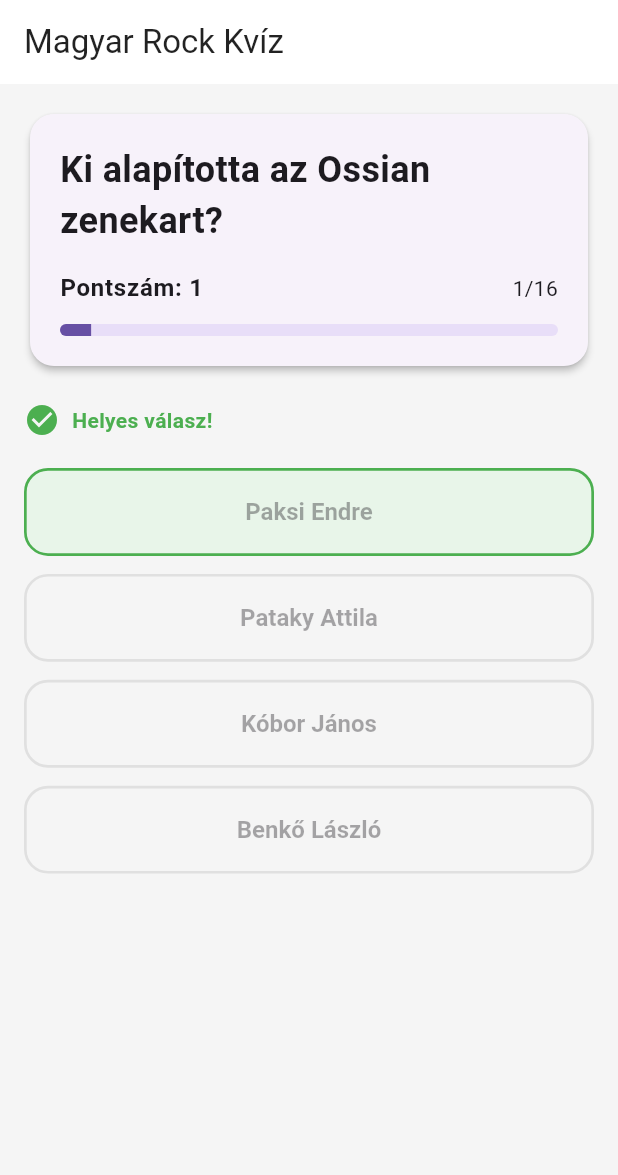
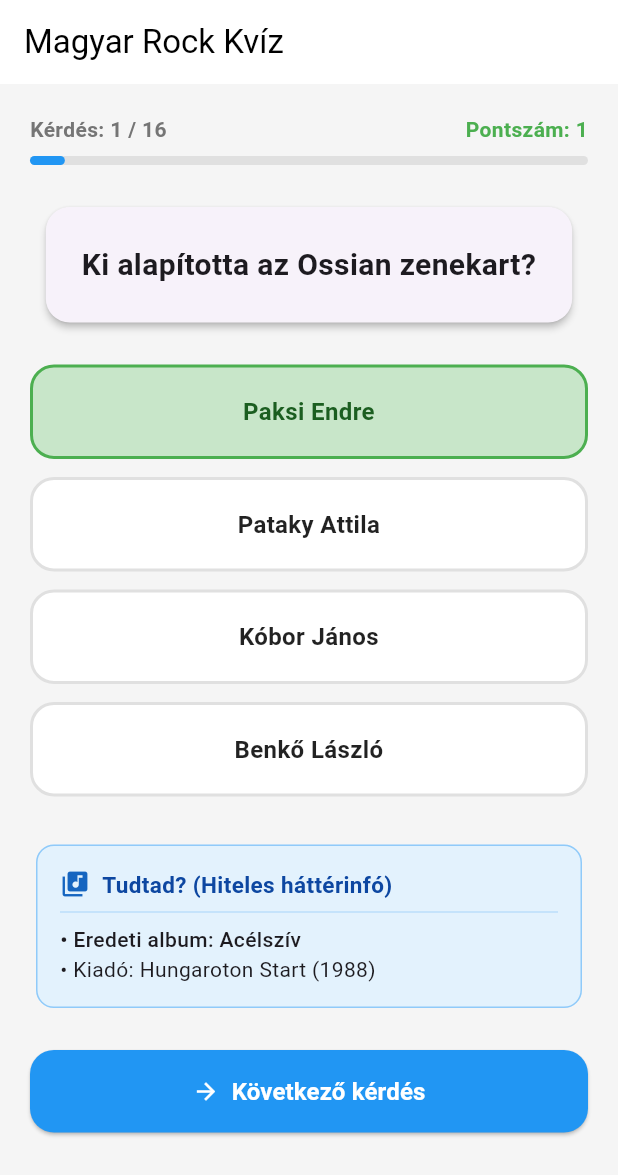
Before and after one commit to dajkagabi/quiz, a Flutter app: the screen it shows after launch, after a tap on "Paksi Endre", on a phone screen of 412 x 824 dp. Shown: the top 1175 px of the screen. Run offline on Flutter 3.47's test engine with Material 3 defaults, Android fonts, the phone set to English and light mode, and no system bars; our stand-ins replace bloc, flutter_bloc; generated files the repository leaves out were written again.

Commit message:
Helyes és helytelen válasz esetén megjelenő kártya

```diff
--- a/lib/quiz/cubit/quiz_cubit.dart
+++ b/lib/quiz/cubit/quiz_cubit.dart
@@ -1,7 +1,3 @@
-import 'package:bloc/bloc.dart';
-import 'package:quiz/quiz/cubit/quiz_state.dart';
-import 'package:quiz/quiz/repository/quiz_repository.dart';
-
 import 'package:bloc/bloc.dart';
 import 'package:quiz/quiz/cubit/quiz_state.dart';
 import 'package:quiz/quiz/repository/quiz_repository.dart';
--- a/lib/quiz/view/quiz_page.dart
+++ b/lib/quiz/view/quiz_page.dart
@@ -5,9 +5,13 @@
 import 'package:quiz/quiz/view/result_view.dart';
 import 'package:quiz/quiz/repository/quiz_repository.dart';
 
-// A QuizPage a quiz alkalmazás fő oldala, ahol a kérdések megjelennek és a felhasználó válaszolhat rájuk.
-// A QuizCubit-et használja az állapot kezelésére, és a QuizRepository-t a kérdések betöltésére.
-// A kérdések megjelenítése és a válaszok értékelése is itt történik. Amikor a kvíz véget ér, egy eredmény nézet jelenik meg a pontszámmal és egy újraindítás gombbal.
+// A QuizPage a quiz alkalmazás fő oldala,
+//  ahol a kérdések megjelennek és a felhasználó válaszolhat rájuk.
+// A QuizCubit-et használja az állapot kezelésére,
+// és a QuizRepository-t a kérdések betöltésére.
+// A kérdések megjelenítése és a válaszok értékelése is itt történik.
+// Amikor a kvíz véget ér, egy eredmény nézet jelenik meg a pontszámmal és egy újraindítás gombbal.
+
 class QuizPage extends StatelessWidget {
   const QuizPage({super.key});
 
@@ -31,7 +35,7 @@
         title: const Text('Magyar Rock Kvíz'),
         elevation: 0,
         backgroundColor: Colors.white,
-        foregroundColor: Colors.black87,
+        foregroundColor: Colors.black,
       ),
       body: BlocBuilder<QuizCubit, QuizState>(
         builder: (context, state) {
@@ -43,204 +47,256 @@
             return ResultView(score: state.score);
           }
 
-          final questions = state.questions;
+          final question = state.questions[state.currentQuestionIndex];
 
-          final question = questions[state.currentQuestionIndex];
-
-          return Padding(
-            padding: const EdgeInsets.all(16),
+          return SingleChildScrollView(
+            padding: const EdgeInsets.all(20.0),
             child: Column(
               crossAxisAlignment: CrossAxisAlignment.stretch,
               children: [
-                Card(
+                // Progress sáv és számláló
+                Row(
+                  mainAxisAlignment: MainAxisAlignment.spaceBetween,
+                  children: [
+                    Text(
+                      'Kérdés: ${state.currentQuestionIndex + 1} / ${state.questions.length}',
+                      style: TextStyle(
+                        fontSize: 14,
+                        fontWeight: FontWeight.w600,
+                        color: Colors.grey.shade600,
+                      ),
+                    ),
+                    Text(
+                      'Pontszám: ${state.score}',
+                      style: const TextStyle(
+                        fontSize: 14,
+                        fontWeight: FontWeight.bold,
+                        color: Colors.green,
+                      ),
+                    ),
+                  ],
+                ),
+                const SizedBox(height: 8),
+                LinearProgressIndicator(
+                  value:
+                      (state.currentQuestionIndex + 1) / state.questions.length,
+                  backgroundColor: Colors.grey.shade300,
+                  valueColor: const AlwaysStoppedAnimation<Color>(Colors.blue),
+                  minHeight: 6,
+                  borderRadius: BorderRadius.circular(3),
+                ),
+                const SizedBox(height: 24),
+
+                // Kérdés kártya
+                AnimatedSwitcher(
+                  duration: const Duration(milliseconds: 300),
+                  child: Card(
+                    key: ValueKey<String>(question.id),
                     elevation: 2,
                     shape: RoundedRectangleBorder(
                       borderRadius: BorderRadius.circular(16),
                     ),
                     child: Padding(
-                    padding: const EdgeInsets.all(20),
-                    child: Column(
-                      crossAxisAlignment: CrossAxisAlignment.stretch,
-                      children: [
-                        AnimatedSwitcher(
-                          duration: const Duration(milliseconds: 300),
-                          transitionBuilder: (child, animation) {
-                            return FadeTransition(
-                              opacity: animation,
-                              child: SlideTransition(
-                                position: Tween<Offset>(
-                                  begin: const Offset(0.2, 0),
-                                  end: Offset.zero,
-                                ).animate(animation),
-                                child: child,
-                              ),
-                            );
-                          },
+                      padding: const EdgeInsets.all(24.0),
                       child: Text(
                         question.question,
-                            key: ValueKey(question.id),
                         style: const TextStyle(
-                              fontSize: 24,
+                          fontSize: 20,
                           fontWeight: FontWeight.bold,
+                        ),
+                        textAlign: TextAlign.center,
                       ),
                     ),
                   ),
+                ),
+                const SizedBox(height: 24),
 
-                        const SizedBox(height: 16),
+                // Válaszlehetőségek listája
+                ...List.generate(
+                  question.options.length,
+                  (optionIndex) {
+                    final option = question.options[optionIndex];
 
-                        Row(
-                          mainAxisAlignment: MainAxisAlignment.spaceBetween,
-                          children: [
-                            Text(
-                              'Pontszám: ${state.score}',
-                              style: Theme.of(context).textTheme.bodyLarge
-                                  ?.copyWith(fontWeight: FontWeight.w600),
-                            ),
-                            Text(
-                              '${state.currentQuestionIndex + 1}/${questions.length}',
-                              style: Theme.of(context).textTheme.bodyMedium,
-                            ),
-                          ],
-                        ),
+                    Color buttonColor = Colors.white;
+                    Color textColor = Colors.black87;
 
-                        const SizedBox(height: 12),
+                    if (state.isAnswered) {
+                      if (optionIndex == question.correctIndex) {
+                        buttonColor = Colors.green.shade100;
+                        textColor = Colors.green.shade900;
+                      } else if (optionIndex == state.selectedOptionIndex) {
+                        buttonColor = Colors.red.shade100;
+                        textColor = Colors.red.shade900;
+                      }
+                    }
 
-                        ClipRRect(
-                          borderRadius: BorderRadius.circular(8),
-                          child: LinearProgressIndicator(
-                            value:
-                                (state.currentQuestionIndex + 1) /
-                                questions.length,
-                            minHeight: 8,
+                    return Padding(
+                      padding: const EdgeInsets.only(bottom: 12.0),
+                      child: AnimatedContainer(
+                        duration: const Duration(milliseconds: 200),
+                        decoration: BoxDecoration(
+                          color: buttonColor,
+                          borderRadius: BorderRadius.circular(16),
+                          border: Border.all(
+                            color:
+                                state.isAnswered &&
+                                    optionIndex == question.correctIndex
+                                ? Colors.green
+                                : state.isAnswered &&
+                                      optionIndex == state.selectedOptionIndex
+                                ? Colors.red
+                                : Colors.grey.shade300,
+                            width: state.isAnswered ? 2 : 1,
                           ),
                         ),
-                      ],
-                    ),
-                  ),
-                ),
-
-                const SizedBox(height: 20),
-
-                if (state.isAnswered)
-                  Row(
-                    children: [
-                      Icon(
-                        state.wasCorrect == true
-                            ? Icons.check_circle
-                            : Icons.cancel,
-                        color: state.wasCorrect == true
-                            ? Colors.green
-                            : Colors.red,
-                      ),
-                      const SizedBox(width: 8),
-                      Text(
-                        state.wasCorrect == true
-                            ? 'Helyes válasz!'
-                            : 'Hibás válasz!',
-                        style: TextStyle(
-                          color: state.wasCorrect == true
-                              ? Colors.green
-                              : Colors.red,
-                          fontWeight: FontWeight.bold,
-                        ),
-                      ),
-                    ],
-                  ),
-
-                if (state.isAnswered && state.wasCorrect == false)
-                  Padding(
-                    padding: const EdgeInsets.only(top: 12, bottom: 12),
-                    child: Text(
-                      'Helyes válasz: ${question.options[question.correctIndex]}',
-                      style: const TextStyle(
-                        fontSize: 16,
-                        fontWeight: FontWeight.bold,
-                        color: Colors.green,
-                      ),
-                    ),
-                  ),
-
-                const SizedBox(height: 20),
-
-                ...question.options.asMap().entries.map(
-                  (entry) {
-                    final optionIndex = entry.key;
-                    final option = entry.value;
-                    final isCorrect = optionIndex == question.correctIndex;
-                    final isSelectedOption =
-                        state.selectedOptionIndex == optionIndex;
-                    final theme = Theme.of(context);
-                    final buttonBorderColor = state.isAnswered
-                        ? isCorrect
-                              ? Colors.green
-                              : isSelectedOption
-                              ? Colors.red
-                              : Colors.grey.shade300
-                        : theme.colorScheme.primary;
-                    final buttonBackground = state.isAnswered
-                        ? isCorrect
-                              ? Colors.green.shade50
-                              : isSelectedOption
-                              ? Colors.red.shade50
-                              : Colors.transparent
-                        : Colors.transparent;
-                    final buttonTextColor = state.isAnswered
-                        ? isCorrect
-                              ? Colors.green.shade900
-                              : isSelectedOption
-                              ? Colors.red.shade900
-                              : theme.colorScheme.onSurface
-                        : theme.colorScheme.onSurface;
-
-                    return Padding(
-                      padding: const EdgeInsets.only(bottom: 12),
-                      child: AnimatedContainer(
-                        duration: const Duration(milliseconds: 250),
-                        curve: Curves.easeInOut,
-                        decoration: BoxDecoration(
-                          color: buttonBackground,
+                        child: InkWell(
                           borderRadius: BorderRadius.circular(16),
-                          border: Border.all(
-                            color: buttonBorderColor,
-                            width: 1.8,
-                          ),
-                        ),
-                        child: SizedBox(
-                          width: double.infinity,
-                          child: TextButton(
-                            style: TextButton.styleFrom(
-                              foregroundColor: buttonTextColor,
-                              backgroundColor: Colors.transparent,
-                              shape: RoundedRectangleBorder(
-                                borderRadius: BorderRadius.circular(16),
-                              ),
+                          onTap: state.isAnswered
+                              ? null
+                              : () {
+                                  context
+                                      .read<QuizCubit>()
+                                      .revealAnswerWithDelay(
+                                        optionIndex == question.correctIndex,
+                                        optionIndex,
+                                      );
+                                },
+                          child: Padding(
                             padding: const EdgeInsets.symmetric(
                               vertical: 18,
                               horizontal: 16,
                             ),
-                              textStyle: const TextStyle(
+                            child: Text(
+                              option,
+                              style: TextStyle(
                                 fontSize: 16,
                                 fontWeight: FontWeight.w600,
+                                color: textColor,
                               ),
+                              textAlign: TextAlign.center,
                             ),
-                            onPressed: state.isAnswered
-                                ? null
-                                : () async {
-                                    final cubit = context.read<QuizCubit>();
-
-                                    await cubit.revealAnswerWithDelay(
-                                      optionIndex == question.correctIndex,
-                                      optionIndex,
-                                    );
-                                    await cubit.goNextAfterDelay();
-                                  },
-                            child: Text(option),
                           ),
                         ),
                       ),
                     );
                   },
                 ),
+
+                //  Edukatív Forrás Kártya (Csak válaszadás után jelenik meg)
+                // JSON fájból adja vissza
+                if (state.isAnswered && question.sources != null) ...[
+                  const SizedBox(height: 16),
+                  Card(
+                    color: Colors.blue.shade50,
+                    elevation: 0,
+                    shape: RoundedRectangleBorder(
+                      borderRadius: BorderRadius.circular(12),
+                      side: BorderSide(color: Colors.blue.shade200),
+                    ),
+                    child: Padding(
+                      padding: const EdgeInsets.all(16.0),
+                      child: Column(
+                        crossAxisAlignment: CrossAxisAlignment.start,
+                        children: [
+                          Row(
+                            children: [
+                              Icon(
+                                Icons.library_music,
+                                color: Colors.blue.shade800,
+                                size: 20,
+                              ),
+                              const SizedBox(width: 8),
+                              Text(
+                                'Tudtad? (Hiteles háttérinfó)',
+                                style: TextStyle(
+                                  fontSize: 15,
+                                  fontWeight: FontWeight.bold,
+                                  color: Colors.blue.shade900,
+                                ),
+                              ),
+                            ],
+                          ),
+                          const Divider(
+                            color: Color(0xFFBBDEFB),
+                          ), // Finom elválasztó vonal
+                          // Hungaroton információk
+                          if (question.sources?.hungaroton != null) ...[
+                            Text(
+                              question.sources!.hungaroton!.catalogType ==
+                                      'recording_context'
+                                  ? '• Felvétel kontextus: ${question.sources!.hungaroton!.primaryPerformer ?? ""}'
+                                  : '• Eredeti album: ${question.sources!.hungaroton!.title}',
+                              style: const TextStyle(
+                                fontSize: 14,
+                                fontWeight: FontWeight.w500,
+                              ),
+                            ),
+                            if (question.sources!.hungaroton!.catalogType !=
+                                'recording_context')
+                              Text(
+                                '• Kiadó: Hungaroton ${question.sources!.hungaroton!.label} (${question.sources!.hungaroton!.year})',
+                                style: const TextStyle(fontSize: 14),
+                              ),
+                            if (question.sources!.hungaroton!.catalogType ==
+                                'recording_context')
+                              Text(
+                                '• Megjelent: A "${question.sources!.hungaroton!.title}" című lemezen (${question.sources!.hungaroton!.year})',
+                                style: const TextStyle(fontSize: 14),
+                              ),
+                          ],
+
+                          // Artisjus / ISWC kód információk
+                          if (question.sources?.artisjus != null) ...[
+                            const SizedBox(height: 6),
+                            Text(
+                              '• Szerző(k): ${question.sources!.artisjus!.composer}',
+                              style: const TextStyle(
+                                fontSize: 14,
+                                fontWeight: FontWeight.w500,
+                              ),
+                            ),
+                            Text(
+                              '• Hivatalos ISWC kód: ${question.sources!.artisjus!.iswc}',
+                              style: TextStyle(
+                                fontSize: 12,
+                                color: Colors.grey.shade700,
+                                fontStyle: FontStyle.italic,
+                              ),
+                            ),
+                          ],
+                        ],
+                      ),
+                    ),
+                  ),
+                ],
+
+                // Következő kérdés gomb (Csak válaszadás után)
+                if (state.isAnswered) ...[
+                  const SizedBox(height: 24),
+                  ElevatedButton.icon(
+                    style: ElevatedButton.styleFrom(
+                      backgroundColor: Colors.blue,
+                      foregroundColor: Colors.white,
+                      padding: const EdgeInsets.symmetric(vertical: 16),
+                      shape: RoundedRectangleBorder(
+                        borderRadius: BorderRadius.circular(16),
+                      ),
+                    ),
+                    onPressed: () {
+                      context.read<QuizCubit>().goNextAfterDelay();
+                    },
+                    icon: const Icon(Icons.arrow_forward),
+                    label: Text(
+                      state.currentQuestionIndex + 1 >= state.questions.length
+                          ? 'Eredmények megtekintése'
+                          : 'Következő kérdés',
+                      style: const TextStyle(
+                        fontSize: 16,
+                        fontWeight: FontWeight.bold,
+                      ),
+                    ),
+                  ),
+                ],
               ],
             ),
           );
```
Lines whose indentation alone changed are shown as unchanged.
